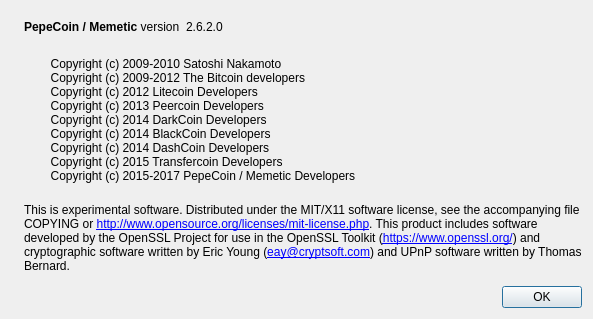
Qt form src/qt/forms/aboutdialog.ui (projectmemetic/pepecoin) before a commit.
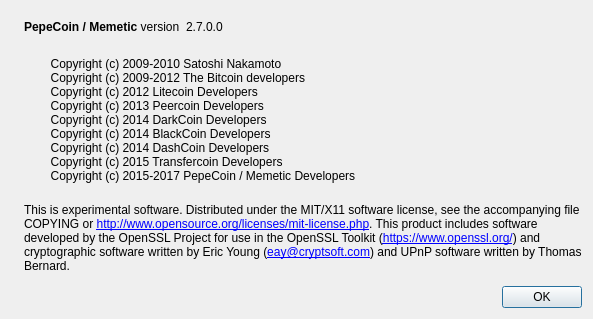
The same form after that commit. Icons and pictures are not drawn.

```diff
--- a/src/qt/forms/aboutdialog.ui
+++ b/src/qt/forms/aboutdialog.ui
@@ -63,7 +63,7 @@
           <cursorShape>IBeamCursor</cursorShape>
          </property>
          <property name="text">
-          <string notr="true">2.6.2.0</string>
+          <string notr="true">2.7.0.0</string>
          </property>
          <property name="textInteractionFlags">
           <set>Qt::LinksAccessibleByMouse|Qt::TextSelectableByKeyboard|Qt::TextSelectableByMouse</set>
```
